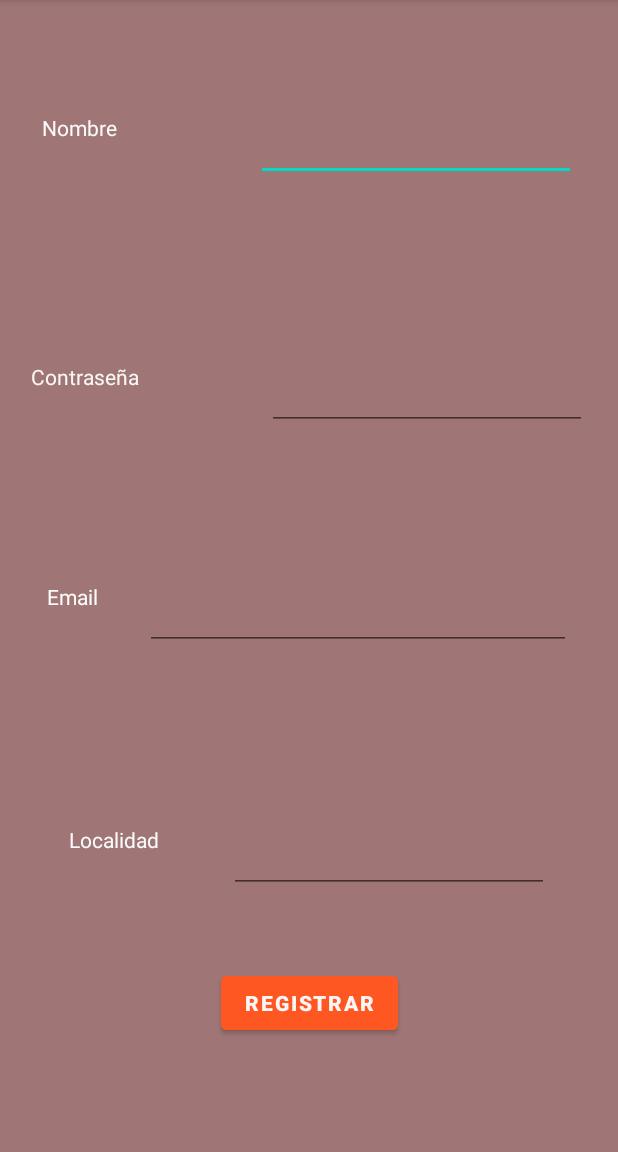
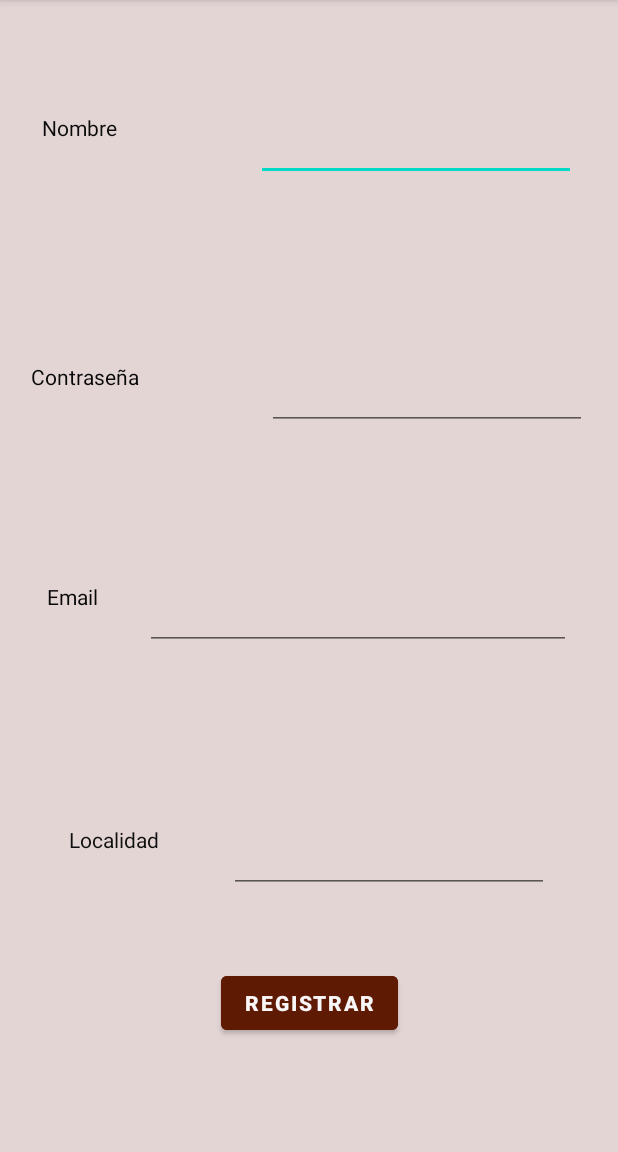
Before and after one commit to KevinB00/FidoFriend, an Android app: the screen it shows after launch (RegistroActivity), after a tap on "REGISTRARSE", on a phone screen of 412 x 824 dp, the part 84-1236 px from its top. Run offline under Robolectric (Android 15) with nearby library versions, the phone set to English and light mode, and no system bars; our stand-ins replace Room's generated code.

Commit message:
Preparando el LoginActivity para cargar el menú

```diff
--- a/app/src/main/AndroidManifest.xml
+++ b/app/src/main/AndroidManifest.xml
@@ -15,7 +15,7 @@
             android:name=".ui.RegistroActivity"
             android:exported="false" />
         <activity
-            android:name=".ui.MainActivity"
+            android:name=".ui.LoginActivity"
             android:exported="true">
             <intent-filter>
                 <action android:name="android.intent.action.MAIN" />
--- a/app/src/main/java/com/kevinbuenano/fidofriend/database/UsuarioDAO.kt
+++ b/app/src/main/java/com/kevinbuenano/fidofriend/database/UsuarioDAO.kt
@@ -1,16 +1,35 @@
 package com.kevinbuenano.fidofriend.database
 import androidx.room.Dao
+import androidx.room.Delete
 import androidx.room.Insert
 import androidx.room.Query
+import androidx.room.Update
 import com.kevinbuenano.fidofriend.database.entities.UsuarioEntity
 
 //Interfaz para declarar métodos y poder acceder a los datos de la base de datos Usuario.
 @Dao
 interface UsuarioDAO {
+    //Conseguir un listado de todos los usuarios
+    @Query("SELECT * FROM usuario")
+    fun getAllUsuarios(): MutableList<UsuarioEntity>
+
     //Añadir un usuario al registrarse
     @Insert
     fun addUsuario(usuarioEntity: UsuarioEntity):Long
 
-    @Query(value = "SELECT * FROM usuario WHERE id LIKE :id")
+    //Encontrar un usuario por el id
+    @Query(value = "SELECT * FROM usuario WHERE usuario_id LIKE :id")
     fun getUsuarioById(id: Long): UsuarioEntity
+
+    //Actualiza los datos de un usuario
+    @Update
+    fun updateUsuario(usuarioEntity: UsuarioEntity): Int
+
+    //Borra a un usuario de la base de datos
+    @Delete
+    fun deleteUsuario(usuarioEntity: UsuarioEntity): Int
+
+    //Se inicia sesión con un usuario de la base de datos
+    @Query("SELECT * FROM usuario WHERE nombre=(:nombre) AND contrasenya=(:contrasenya)")
+    fun cargarUsuario(nombre: String, contrasenya: String): UsuarioEntity
 }
--- /dev/null
+++ b/app/src/main/java/com/kevinbuenano/fidofriend/ui/LoginActivity.kt
@@ -0,0 +1,57 @@
+package com.kevinbuenano.fidofriend.ui
+
+import android.app.Activity
+import android.content.Intent
+import android.os.Bundle
+import android.widget.Toast
+import androidx.activity.result.contract.ActivityResultContracts
+import androidx.appcompat.app.AppCompatActivity
+import androidx.lifecycle.ViewModelProvider
+import com.kevinbuenano.fidofriend.database.entities.UsuarioEntity
+import com.kevinbuenano.fidofriend.database.viewmodel.UsuarioViewModel
+import com.kevinbuenano.fidofriend.databinding.ActivityLoginBinding
+import java.lang.Exception
+
+class LoginActivity : AppCompatActivity() {
+    private lateinit var binding: ActivityLoginBinding
+    private lateinit var usuarioViewModel: UsuarioViewModel
+    private lateinit var usuarioEntity: UsuarioEntity
+    lateinit var nombre: String
+    lateinit var contrasenya: String
+    var usuarios: MutableList<UsuarioEntity> = mutableListOf()
+    override fun onCreate(savedInstanceState: Bundle?) {
+        super.onCreate(savedInstanceState)
+        setContentView(ActivityLoginBinding.inflate(layoutInflater).also { binding = it }.root)
+
+        usuarioViewModel = ViewModelProvider(this)[UsuarioViewModel::class.java]
+
+        usuarioViewModel.cargarUsuarioLD.observe(this){
+            usuarios.add(it)
+        }
+        binding.btnRegistrarse.setOnClickListener {
+            val intent = Intent(this, RegistroActivity::class.java)
+            startActivity(intent)
+        }
+
+        binding.btnAcceder.setOnClickListener{
+            try {
+                nombre = binding.eTextNombre.text.toString()
+                contrasenya = binding.eTextContrasenya.text.toString()
+                if (nombre.isEmpty() || contrasenya.isEmpty()){
+                    Toast.makeText(applicationContext, "Rellene los datos!", Toast.LENGTH_LONG)
+                }else {
+                    cargarUsuario()
+                }
+            }catch (e: Exception){
+                Toast.makeText(applicationContext, "Compruebe los datos introducidos", Toast.LENGTH_LONG)
+            }
+        }
+
+    }
+
+    private fun cargarUsuario(){
+        usuarioEntity = usuarioViewModel.cargarUsuario(nombre, contrasenya)
+    }
+
+
+}
--- a/app/src/main/java/com/kevinbuenano/fidofriend/ui/MainActivity.kt
+++ /dev/null
@@ -1,28 +0,0 @@
-package com.kevinbuenano.fidofriend.ui
-
-import android.app.Activity
-import android.content.Intent
-import android.os.Bundle
-import androidx.activity.result.contract.ActivityResultContracts
-import androidx.appcompat.app.AppCompatActivity
-import com.kevinbuenano.fidofriend.databinding.ActivityMainBinding
-
-class MainActivity : AppCompatActivity() {
-    private lateinit var binding: ActivityMainBinding
-    override fun onCreate(savedInstanceState: Bundle?) {
-        super.onCreate(savedInstanceState)
-        setContentView(ActivityMainBinding.inflate(layoutInflater).also { binding = it }.root)
-
-        binding.btnRegistrarse.setOnClickListener {
-            val intent = Intent(this, RegistroActivity::class.java)
-            resultRegistrar.launch(intent)
-        }
-
-
-    }
-    var resultRegistrar = registerForActivityResult(ActivityResultContracts.StartActivityForResult()){ result ->
-        if (result.resultCode == Activity.RESULT_OK){
-            val data: Intent? = result.data
-        }
-    }
-}
--- a/app/src/main/res/layout/activity_registro.xml
+++ b/app/src/main/res/layout/activity_registro.xml
@@ -4,7 +4,7 @@
     xmlns:tools="http://schemas.android.com/tools"
     android:layout_width="match_parent"
     android:layout_height="match_parent"
-    android:background="#A07575"
+    android:background="#E4D5D5"
     tools:context=".ui.RegistroActivity">
 
     <TextView
@@ -12,7 +12,7 @@
         android:layout_width="wrap_content"
         android:layout_height="wrap_content"
         android:text="Nombre"
-        android:textColor="#FBFAFA"
+        android:textColor="#0B0A0A"
         app:layout_constraintBottom_toTopOf="@+id/tVContrasenya"
         app:layout_constraintEnd_toStartOf="@+id/eTextNombre"
         app:layout_constraintStart_toStartOf="parent"
@@ -25,7 +25,7 @@
         android:layout_marginStart="65dp"
         android:ems="10"
         android:inputType="textPersonName"
-        android:textColor="#FBFAFA"
+        android:textColor="#090808"
         app:layout_constraintEnd_toEndOf="parent"
         app:layout_constraintStart_toEndOf="@+id/tVNombre"
         app:layout_constraintTop_toTopOf="@+id/tVNombre" />
@@ -36,7 +36,7 @@
         android:layout_height="wrap_content"
         android:layout_marginTop="71dp"
         android:text="Contraseña"
-        android:textColor="#FAF7F7"
+        android:textColor="#070707"
         app:layout_constraintBottom_toTopOf="@+id/tVEmail"
         app:layout_constraintEnd_toStartOf="@+id/eTextContrasenya"
         app:layout_constraintStart_toStartOf="parent"
@@ -48,7 +48,7 @@
         android:layout_height="wrap_content"
         android:layout_marginTop="52dp"
         android:text="Email"
-        android:textColor="#FDFCFC"
+        android:textColor="#070707"
         app:layout_constraintBottom_toTopOf="@+id/tVLocalidad"
         app:layout_constraintEnd_toStartOf="@+id/eTextEmail"
         app:layout_constraintStart_toStartOf="parent"
@@ -60,7 +60,7 @@
         android:layout_height="wrap_content"
         android:layout_marginTop="68dp"
         android:text="Localidad"
-        android:textColor="#FBFAFA"
+        android:textColor="#0E0E0E"
         app:layout_constraintBottom_toTopOf="@+id/btnRegistrar"
         app:layout_constraintEnd_toStartOf="@+id/eTextLocalidad"
         app:layout_constraintStart_toStartOf="parent"
@@ -73,7 +73,7 @@
         android:layout_marginStart="65dp"
         android:ems="10"
         android:inputType="textPassword"
-        android:textColor="#FBFAFA"
+        android:textColor="#0B0A0A"
         app:layout_constraintEnd_toEndOf="parent"
         app:layout_constraintStart_toEndOf="@+id/tVContrasenya"
         app:layout_constraintTop_toTopOf="@+id/tVContrasenya" />
@@ -84,7 +84,7 @@
         android:layout_height="45dp"
         android:ems="10"
         android:inputType="textEmailAddress"
-        android:textColor="#FDFBFB"
+        android:textColor="#090808"
         app:layout_constraintEnd_toEndOf="parent"
         app:layout_constraintStart_toEndOf="@+id/tVEmail"
         app:layout_constraintTop_toTopOf="@+id/tVEmail" />
@@ -95,7 +95,7 @@
         android:layout_height="wrap_content"
         android:ems="10"
         android:inputType="textPersonName"
-        android:textColor="#FDFCFC"
+        android:textColor="#090808"
         app:layout_constraintEnd_toEndOf="parent"
         app:layout_constraintStart_toEndOf="@+id/tVLocalidad"
         app:layout_constraintTop_toTopOf="@+id/tVLocalidad" />
@@ -104,7 +104,7 @@
         android:id="@+id/btnRegistrar"
         android:layout_width="wrap_content"
         android:layout_height="wrap_content"
-        android:backgroundTint="#FF5722"
+        android:backgroundTint="#5F1A04"
         android:text="Registrar"
         android:textColor="#F8F6F6"
         android:textStyle="bold"
```
Also changed, not shown: app/src/main/java/com/kevinbuenano/fidofriend/database/entities/UsuarioEntity.kt (+21 -6 lines), app/src/main/java/com/kevinbuenano/fidofriend/database/viewmodel/UsuarioViewModel.kt (+15 -0 lines), app/src/main/java/com/kevinbuenano/fidofriend/ui/RegistroActivity.kt (+14 -4 lines), app/src/main/res/layout/activity_login.xml (renamed from app/src/main/res/layout/activity_main.xml, +8 -8 lines).
